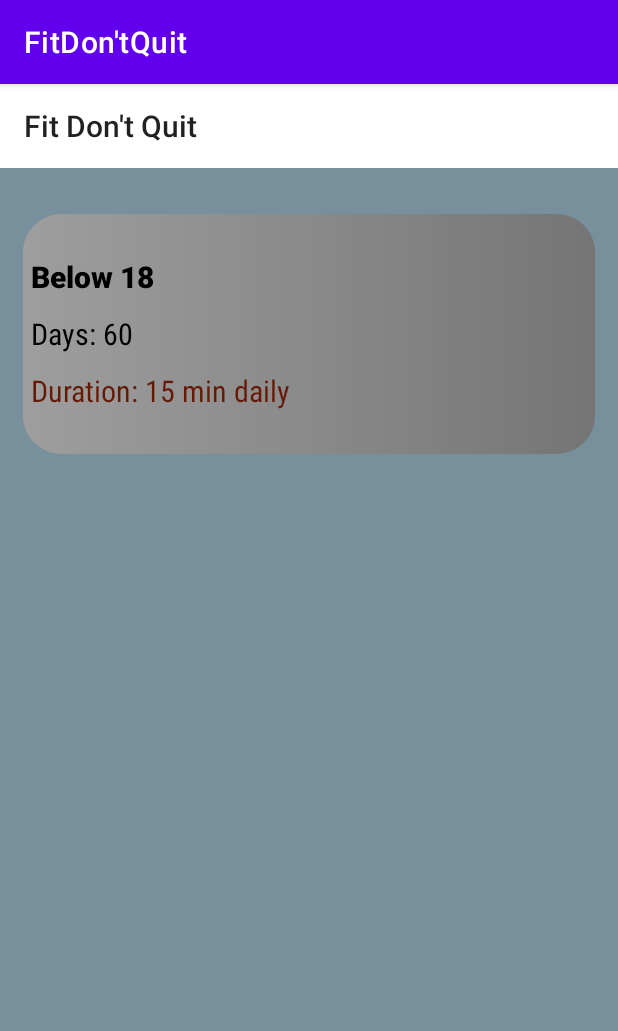
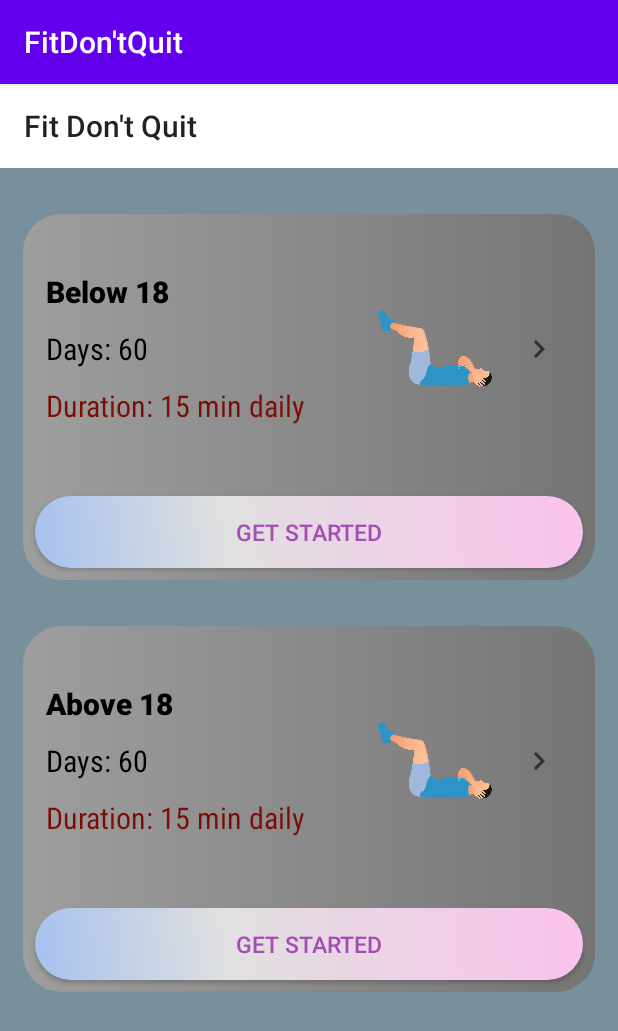
Before and after one commit to amnazee/FitDon-tQuitProject, an Android app: the HomeScreen screen opened directly, with no data from a screen before it, on a phone screen of 412 x 824 dp. Shown: the top 1031 px of the screen. Run offline under Robolectric (Android 15) with nearby library versions, the phone set to English and light mode, and no system bars.

Commit message:
Homescreen commit2

```diff
--- a/app/build.gradle
+++ b/app/build.gradle
@@ -8,7 +8,7 @@ android {
 
     defaultConfig {
         applicationId "com.example.fitdontquit"
-        minSdkVersion 16
+        minSdkVersion 17
         targetSdkVersion 30
         versionCode 1
         versionName "1.0"
--- /dev/null
+++ b/app/src/main/res/drawable/arrow.xml
@@ -0,0 +1,10 @@
+<vector xmlns:android="http://schemas.android.com/apk/res/android"
+    android:width="24dp"
+    android:height="24dp"
+    android:viewportWidth="24"
+    android:viewportHeight="24"
+    android:tint="?attr/colorControlNormal">
+  <path
+      android:fillColor="@android:color/white"
+      android:pathData="M8.59,16.59L13.17,12 8.59,7.41 10,6l6,6 -6,6 -1.41,-1.41z"/>
+</vector>
--- /dev/null
+++ b/app/src/main/res/drawable/button.xml
@@ -0,0 +1,18 @@
+<?xml version="1.0" encoding="utf-8"?>
+<shape xmlns:android="http://schemas.android.com/apk/res/android" android:shape="rectangle">
+    <corners android:radius="50dp"/>
+    <gradient
+        android:startColor="#a6c1ee"
+        android:centerColor="#E0E0E0"
+        android:endColor="#fbc2eb"
+        android:centerX="35%"
+        android:type="linear"
+        android:angle="45"
+        />
+
+    <size
+        android:width="120dp"
+        android:height="23dp"/>
+
+
+</shape>
--- a/app/src/main/res/layout/activity_home_screen.xml
+++ b/app/src/main/res/layout/activity_home_screen.xml
@@ -45,11 +45,14 @@
     android:layout_gravity="center"
     android:gravity="center"
     android:orientation="horizontal"
+android:layout_margin="10dp"
+    android:weightSum="3"
     >
 <LinearLayout
     android:layout_width="match_parent"
     android:layout_height="wrap_content"
-    android:orientation="vertical">
+    android:orientation="vertical"
+    android:layout_weight="1">
     <TextView
         android:textStyle="bold"
         android:padding="5dp"
@@ -75,20 +78,168 @@
         android:layout_width="wrap_content"
         android:layout_height="wrap_content"
         android:text="Duration: 15 min daily"
-        android:textColor="#651A06"
+        android:textColor="#7C0D05"
         android:textSize="20sp"
         android:fontFamily="sans-serif-condensed"
         />
 </LinearLayout>
 
 
+<LinearLayout
+    android:layout_width="match_parent"
+    android:layout_height="wrap_content"
+    android:layout_weight="2"
+    >
+<pl.droidsonroids.gif.GifImageView
+    android:layout_width="match_parent"
+    android:layout_height="wrap_content"
+android:src="@drawable/exersice_7"/>
 </LinearLayout>
 
+    <LinearLayout
+        android:layout_width="wrap_content"
+        android:layout_height="wrap_content"
+android:layout_weight="0.0">
+        <ImageView
+            android:layout_width="match_parent"
+            android:layout_height="wrap_content"
+android:padding="15dp"
+            android:src="@drawable/arrow"
+            />
+    </LinearLayout>
+
+</LinearLayout>
+
+            <LinearLayout
+                android:layout_width="match_parent"
+                android:layout_height="wrap_content">
+
+                <Button
+                    android:layout_width="match_parent"
+                    android:layout_height="wrap_content"
+                    android:layout_margin="8dp"
+                    android:background="@drawable/button"
+android:text="Get Started"
+                    android:textSize="15dp"
+                    android:textColor="#A44EB3"
+              android:textStyle="normal" />
+            </LinearLayout>
         </LinearLayout>
+
+        <LinearLayout
+            android:layout_width="match_parent"
+            android:layout_height="wrap_content"
+            android:layout_marginTop="10dp"
+            android:layout_margin="15dp"
+            android:orientation="vertical"
+            android:background="@drawable/bgitemcolor"
+            android:layout_weight="1"
+            >
+
+            <LinearLayout
+                android:layout_width="match_parent"
+                android:layout_height="160dp"
+                android:layout_gravity="center"
+                android:gravity="center"
+                android:orientation="horizontal"
+                android:layout_margin="10dp"
+                android:weightSum="3"
+                >
+                <LinearLayout
+                    android:layout_width="match_parent"
+                    android:layout_height="wrap_content"
+                    android:orientation="vertical"
+                    android:layout_weight="1">
+                    <TextView
+                        android:textStyle="bold"
+                        android:padding="5dp"
+                        android:layout_width="wrap_content"
+                        android:layout_height="wrap_content"
+                        android:text="Above 18"
+                        android:textColor="@color/black"
+                        android:textSize="20sp"
+                        android:fontFamily="sans-serif-black"
+                        />
+
+                    <TextView
+                        android:padding="5dp"
+                        android:layout_width="wrap_content"
+                        android:layout_height="wrap_content"
+                        android:text="Days: 60"
+                        android:textColor="@color/black"
+                        android:textSize="20sp"
+                        android:fontFamily="sans-serif-condensed"
+                        />
+                    <TextView
+                        android:padding="5dp"
+                        android:layout_width="wrap_content"
+                        android:layout_height="wrap_content"
+                        android:text="Duration: 15 min daily"
+                        android:textColor="#7C0D05"
+                        android:textSize="20sp"
+                        android:fontFamily="sans-serif-condensed"
+                        />
+                </LinearLayout>
+
+
+                <LinearLayout
+                    android:layout_width="match_parent"
+                    android:layout_height="wrap_content"
+                    android:layout_weight="2"
+                    >
+                    <pl.droidsonroids.gif.GifImageView
+                        android:layout_width="match_parent"
+                        android:layout_height="wrap_content"
+                        android:src="@drawable/exersice_7"/>
+                </LinearLayout>
+
+                <LinearLayout
+                    android:layout_width="wrap_content"
+                    android:layout_height="wrap_content"
+                    android:layout_weight="0.0">
+                    <ImageView
+                        android:layout_width="match_parent"
+                        android:layout_height="wrap_content"
+                        android:padding="15dp"
+                        android:src="@drawable/arrow"
+                        />
+                </LinearLayout>
+
+            </LinearLayout>
+
+            <LinearLayout
+                android:layout_width="match_parent"
+                android:layout_height="wrap_content">
+
+                <Button
+                    android:layout_width="match_parent"
+                    android:layout_height="wrap_content"
+                    android:layout_margin="8dp"
+                    android:background="@drawable/button"
+                    android:text="Get Started"
+                    android:textSize="15dp"
+                    android:textColor="#A44EB3"
+                    android:textStyle="normal" />
+            </LinearLayout>
+
+        </LinearLayout>
+
+    <LinearLayout
+        android:layout_width="match_parent"
+        android:layout_height="wrap_content"
+        android:layout_marginTop="10dp"
+        android:layout_margin="15dp"
+        android:orientation="vertical"
+        android:background="@drawable/bgitemcolor"
+        >
+
+    </LinearLayout>
+
 
 
 
     </LinearLayout>
+
 </ScrollView>
 
 </LinearLayout>
--- a/app/src/main/res/values/themes.xml
+++ b/app/src/main/res/values/themes.xml
@@ -1,6 +1,6 @@
 <resources xmlns:tools="http://schemas.android.com/tools">
     <!-- Base application theme. -->
-    <style name="Theme.FitDontQuit" parent="Theme.MaterialComponents.DayNight.DarkActionBar">
+    <style name="Theme.FitDontQuit" parent="Theme.AppCompat.DayNight.DarkActionBar">
         <!-- Primary brand color. -->
         <item name="colorPrimary">@color/purple_500</item>
         <item name="colorPrimaryVariant">@color/purple_700</item>
```
Also changed, not shown: app/src/main/res/drawable/exersice_1.gif (added), app/src/main/res/drawable/exersice_10.gif (added), app/src/main/res/drawable/exersice_11.gif (added), app/src/main/res/drawable/exersice_12.gif (added), app/src/main/res/drawable/exersice_13.gif (added), app/src/main/res/drawable/exersice_14.gif (added), app/src/main/res/drawable/exersice_15.gif (added), app/src/main/res/drawable/exersice_2.gif (added), app/src/main/res/drawable/exersice_3.gif (added), app/src/main/res/drawable/exersice_4.gif (added), app/src/main/res/drawable/exersice_5.gif (added), app/src/main/res/drawable/exersice_6.gif (added), app/src/main/res/drawable/exersice_7.gif (added), app/src/main/res/drawable/exersice_8.gif (added), 1 more files.
